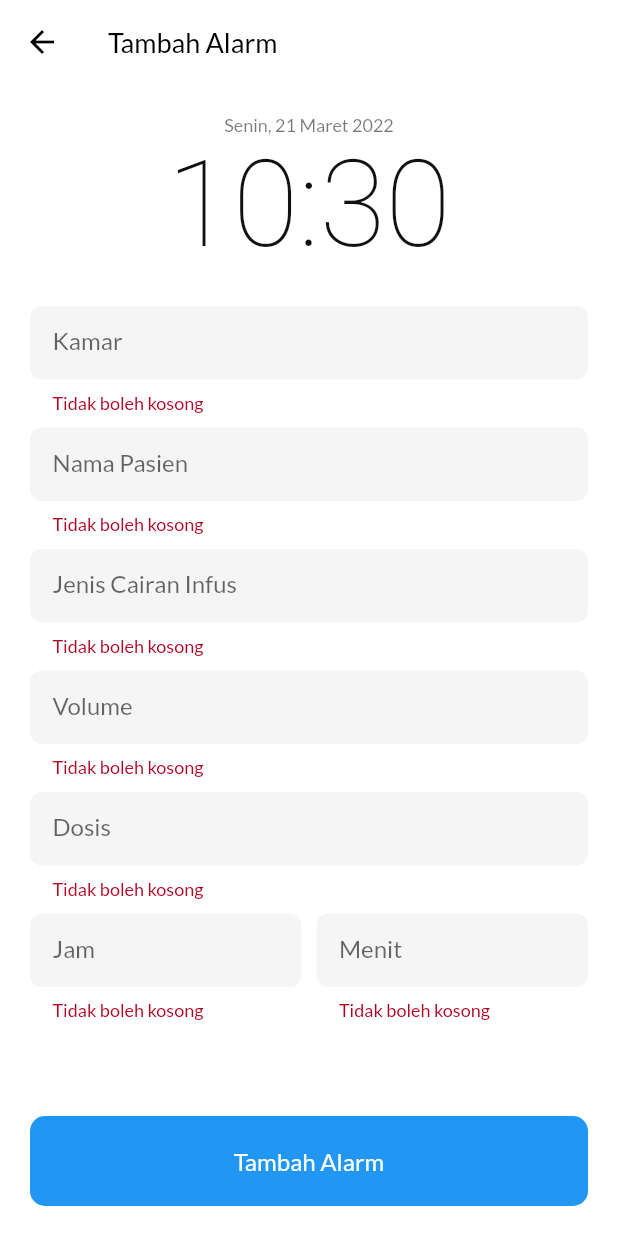
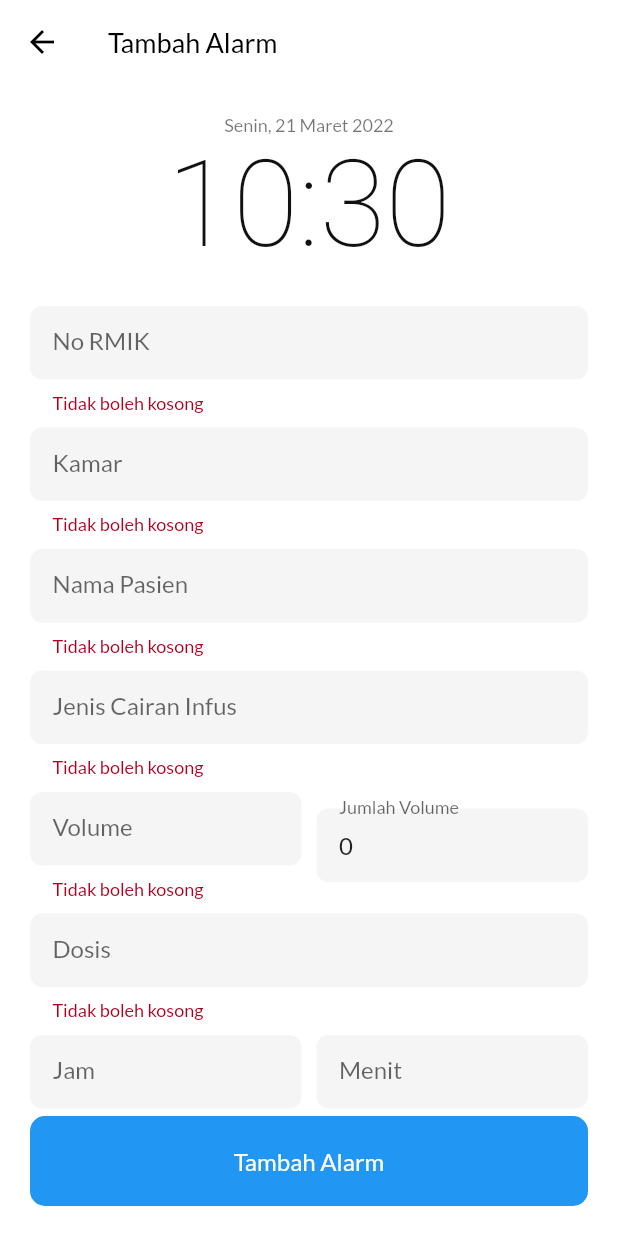
Before and after one commit to Agushm/infus_alarm, a Flutter app: the FormAlarmPage screen opened directly, after a tap on "Tambah Alarm", on a phone screen of 412 x 824 dp. Run offline on Flutter 3.47's test engine with Material 2 defaults, Android fonts, the phone set to English and light mode, and no system bars; our stand-ins replace flutter_local_notifications, flutter_native_timezone, flutter_svg, google_fonts, rxdart, shared_preferences and 1 more; missing offline and left inert: android_alarm_manager_plus; accounts and stored records are empty.

Commit message:
Add History Alarm

```diff
--- a/lib/core/models/alarm_info.dart
+++ b/lib/core/models/alarm_info.dart
@@ -3,55 +3,75 @@
 part of 'models.dart';
 
 class AlarmInfo {
-  AlarmInfo(
-      {required this.name,
+  AlarmInfo({
+    required this.rmik,
+    required this.name,
     required this.bed,
     required this.infus,
     required this.volume,
     required this.dose,
     required this.installed,
     required this.release,
-      required this.selisih});
+    required this.selisih,
+    required this.history,
+  });
+  late final String rmik;
   late final String name;
   late final String bed;
   late final String infus;
-  late final String volume;
+  late final int volume;
   late final String dose;
   late final DateTime installed;
   late final DateTime release;
   late final Duration selisih;
+  late final List<History> history;
 
   AlarmInfo.fromJson(Map<String, dynamic> json) {
+    rmik = json['rmik'] ?? '';
     name = json['name'];
     bed = json['bed'];
     infus = json['infus'];
-    volume = json['volume'];
+    volume = int.parse(json['volume'].toString());
     dose = json['dose'];
     installed = DateTime.parse(json['installed']);
     release = DateTime.parse(json['release']);
     selisih = release.difference(installed);
+    history =
+        List.from(json['history']).map((e) => History.fromJson(e)).toList();
   }
 
   Map<String, dynamic> toJson() {
     final _data = <String, dynamic>{};
+    _data['rmik'] = rmik;
     _data['name'] = name;
     _data['bed'] = bed;
     _data['infus'] = infus;
     _data['volume'] = volume;
     _data['dose'] = dose;
-    _data['installed'] = installed;
-    _data['release'] = release;
+    _data['installed'] = installed.toIso8601String();
+    _data['release'] = release.toIso8601String();
+    _data['history'] = history.map((e) => e.toJson()).toList();
     return _data;
   }
 
+  int getTotalVolume() {
+    int total = 0;
+    history.forEach((e) {
+      total = total + e.volume;
+    });
+    return total;
+  }
+
   static Map<String, dynamic> toMap(AlarmInfo e) => {
+        'rmik': e.rmik,
         'bed': e.bed,
         'name': e.name,
         'infus': e.infus,
         'volume': e.volume,
         'dose': e.dose,
         'installed': e.installed.toIso8601String(),
-        'release': e.release.toIso8601String()
+        'release': e.release.toIso8601String(),
+        'history': e.history.map((x) => x.toJson()).toList()
       };
 }
 
@@ -63,3 +83,48 @@ var jsonAlarmInfo = {
   "installed": DateTime.now(),
   "release": DateTime.now()
 };
+
+class History {
+  History({
+    required this.rmik,
+    required this.name,
+    required this.bed,
+    required this.infus,
+    required this.volume,
+    required this.dose,
+    required this.installed,
+    required this.release,
+  });
+  late final String rmik;
+  late final String name;
+  late final String bed;
+  late final String infus;
+  late final int volume;
+  late final String dose;
+  late final DateTime installed;
+  late final DateTime release;
+
+  History.fromJson(Map<String, dynamic> json) {
+    rmik = json['rmik'];
+    name = json['name'];
+    bed = json['bed'];
+    infus = json['infus'];
+    volume = json['volume'];
+    dose = json['dose'];
+    installed = DateTime.parse(json['installed']);
+    release = DateTime.parse(json['release']);
+  }
+
+  Map<String, dynamic> toJson() {
+    final _data = <String, dynamic>{};
+    _data['rmik'] = rmik;
+    _data['name'] = name;
+    _data['bed'] = bed;
+    _data['infus'] = infus;
+    _data['volume'] = volume;
+    _data['dose'] = dose;
+    _data['installed'] = installed.toIso8601String();
+    _data['release'] = release.toIso8601String();
+    return _data;
+  }
+}
--- a/lib/core/models/models.dart
+++ b/lib/core/models/models.dart
@@ -1,2 +1,4 @@
+import 'dart:convert';
+
 part 'alarm_info.dart';
 part 'receive_notification.dart';
--- a/lib/string_converter.dart
+++ b/lib/string_converter.dart
@@ -66,3 +66,8 @@ String formatJamAndMinute(int minutes) {
   List<String> parts = d.toString().split(':');
   return '${parts[0].padLeft(2, '0')} Jam ${parts[1].padLeft(2, '0')} Menit';
 }
+
+final formatter = NumberFormat("#,##0", "in_ID");
+String formatInt(int nominal) {
+  return formatter.format(nominal);
+}
--- a/lib/ui/constants/theme.dart
+++ b/lib/ui/constants/theme.dart
@@ -6,7 +6,7 @@ class Constants {
   static Color primary = const Color(0xFF000000);
   static Color red = const Color(0xFFFF0000);
   static Color blue = const Color(0xFF0176E8);
-  static Color grey = const Color(0xFFEBEBEB);
+  static Color grey = const Color(0xFFE4E9F2);
   static Color green = const Color(0xFF60C59F);
   static Color btnCopy = const Color(0xff508DCB);
   static Color gold = const Color(0xffFFD700);
--- a/lib/ui/page/form_alarm_page.dart
+++ b/lib/ui/page/form_alarm_page.dart
@@ -12,22 +12,29 @@ class FormAlarmPage extends StatefulWidget {
 
 class _FormAlarmPageState extends State<FormAlarmPage> {
   final _formKey = GlobalKey<FormState>();
+  TextEditingController noRMIKController = TextEditingController();
   TextEditingController nameController = TextEditingController();
   TextEditingController bedController = TextEditingController();
   TextEditingController infusController = TextEditingController();
   TextEditingController volumeController = TextEditingController();
+  TextEditingController totalVolumeController = TextEditingController();
   TextEditingController doseController = TextEditingController();
   TextEditingController releaseJamController = TextEditingController();
   TextEditingController releaseMenitController = TextEditingController();
 
+  List<History> history = [];
   @override
   void initState() {
+    totalVolumeController.text = "0";
     if (widget.data != null) {
+      noRMIKController.text = widget.data!.rmik;
       nameController.text = widget.data!.name;
       bedController.text = widget.data!.bed;
       infusController.text = widget.data!.infus;
-      volumeController.text = widget.data!.volume;
+      volumeController.text = widget.data!.volume.toString();
       doseController.text = widget.data!.dose;
+      history = widget.data!.history;
+      totalVolumeController.text = widget.data!.getTotalVolume().toString();
     }
 
     super.initState();
@@ -70,6 +77,16 @@ class _FormAlarmPageState extends State<FormAlarmPage> {
                 Center(child: TimeInHourAndMinute()),
                 SizedBox(height: 20),
                 TextFormField(
+                  controller: noRMIKController,
+                  decoration: decorationForm.copyWith(labelText: 'No RMIK'),
+                  validator: (value) {
+                    if (value!.isEmpty) {
+                      return 'Tidak boleh kosong';
+                    }
+                  },
+                ),
+                SizedBox(height: 10),
+                TextFormField(
                   controller: bedController,
                   decoration: decorationForm.copyWith(labelText: 'Kamar'),
                   validator: (value) {
@@ -100,14 +117,47 @@ class _FormAlarmPageState extends State<FormAlarmPage> {
                   },
                 ),
                 SizedBox(height: 10),
-                TextFormField(
+                Row(
+                  children: [
+                    Expanded(
+                      child: TextFormField(
                         controller: volumeController,
-                  decoration: decorationForm.copyWith(labelText: 'Volume'),
+                        decoration:
+                            decorationForm.copyWith(labelText: 'Volume'),
+                        keyboardType: TextInputType.numberWithOptions(),
+                        inputFormatters: <TextInputFormatter>[
+                          FilteringTextInputFormatter.digitsOnly
+                        ],
                         validator: (value) {
                           if (value!.isEmpty) {
                             return 'Tidak boleh kosong';
                           }
                         },
+                      ),
+                    ),
+                    SizedBox(width: 10),
+                    Expanded(
+                      child: TextFormField(
+                        controller: totalVolumeController,
+                        readOnly: true,
+                        onTap: () {
+                          if (history.isEmpty) {
+                            DialogUtils.instance.showInfo(context,
+                                title: 'Riwayat Pemasangan Infus',
+                                message: 'Belum ada riwayat pemasangan infus');
+                          } else {
+                            DialogUtils.instance.showHistoryVolume(
+                              context,
+                              history: history,
+                            );
+                          }
+                        },
+                        decoration: decorationForm.copyWith(
+                          labelText: 'Jumlah Volume',
+                        ),
+                      ),
+                    ),
+                  ],
                 ),
                 SizedBox(height: 10),
                 TextFormField(
@@ -223,19 +273,32 @@ class _FormAlarmPageState extends State<FormAlarmPage> {
               var _release = now.add(
                 Duration(minutes: releaseMinute),
               );
-              Provider.of<MonitoringProvider>(context, listen: false).save(
-                oldData: widget.data,
-                newData: AlarmInfo(
+              history.add(History(
+                rmik: noRMIKController.text,
                 name: nameController.text,
                 bed: bedController.text,
                 infus: infusController.text,
-                  volume: volumeController.text,
+                volume: int.parse(volumeController.text),
+                dose: doseController.text,
+                installed: now,
+                release: _release,
+              ));
+
+              AlarmInfo newData = AlarmInfo(
+                rmik: noRMIKController.text,
+                name: nameController.text,
+                bed: bedController.text,
+                infus: infusController.text,
+                volume: int.parse(volumeController.text),
+                history: history,
                 dose: doseController.text,
                 installed: now,
                 release: _release,
                 selisih: _release.difference(now),
-                ),
               );
+
+              Provider.of<MonitoringProvider>(context, listen: false)
+                  .save(oldData: widget.data, newData: newData);
               Navigator.pop(context);
             }
           },
--- a/lib/ui/page/monitoring_page.dart
+++ b/lib/ui/page/monitoring_page.dart
@@ -15,7 +15,7 @@ class _MonitoringPageState extends State<MonitoringPage> {
     return Scaffold(
       appBar: AppBar(
         title: Text(
-          'Monitorin Pemberian Cairan Infus Pasien',
+          'Monitoring Pemberian Cairan Infus Pasien',
           style: TextStyle(
             fontSize: 14,
             color: Colors.black,
@@ -40,7 +40,7 @@ class _MonitoringPageState extends State<MonitoringPage> {
                   DataColumn(
                     label: Center(
                       child: Text(
-                        "Kamar",
+                        "RMIK",
                       ),
                     ),
                   ),
@@ -48,6 +48,13 @@ class _MonitoringPageState extends State<MonitoringPage> {
                     label: Center(
                       child: Text(
                         "Nama Pasien",
+                      ),
+                    ),
+                  ),
+                  DataColumn(
+                    label: Center(
+                      child: Text(
+                        "Kamar",
                       ),
                     ),
                   ),
@@ -115,16 +122,19 @@ class _MonitoringPageState extends State<MonitoringPage> {
                           Text('${index + 1}'),
                         ),
                         DataCell(
-                          Text(data.bed),
+                          Text(data.rmik),
                         ),
                         DataCell(
                           Text(data.name),
                         ),
                         DataCell(
+                          Text(data.bed),
+                        ),
+                        DataCell(
                           Text(data.infus),
                         ),
                         DataCell(
-                          Text(data.volume),
+                          Text(formatInt(data.volume)),
                         ),
                         DataCell(
                           Text(data.dose),
--- a/lib/ui/widgets/widgets.dart
+++ b/lib/ui/widgets/widgets.dart
@@ -2,6 +2,7 @@ import 'dart:async';
 import 'dart:math';
 import 'package:flutter/material.dart';
 import 'package:flutter_svg/flutter_svg.dart';
+import 'package:infus_app/core/models/models.dart';
 import 'package:infus_app/core/providers/providers.dart';
 import 'package:infus_app/string_converter.dart';
 import 'package:infus_app/ui/constants/constants.dart';
@@ -13,3 +14,4 @@ part 'clock_painter.dart';
 part 'home_body.dart';
 part 'clock.dart';
 part 'dialog/info_dialog.dart';
+part 'dialog/history_volume_dialog.dart';
```
Also changed, not shown: lib/ui/widgets/dialog/history_volume_dialog.dart (added, +128 -0 lines), lib/utils/dialog_utils.dart (+14 -0 lines). Lines whose indentation alone changed are shown as unchanged.
